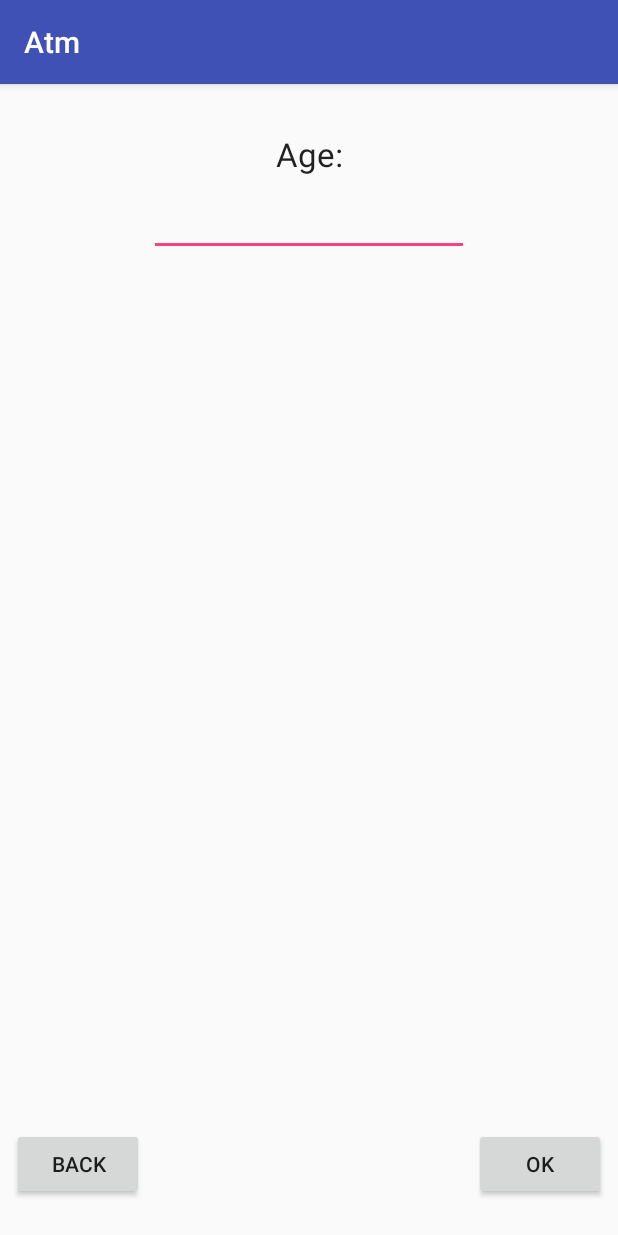
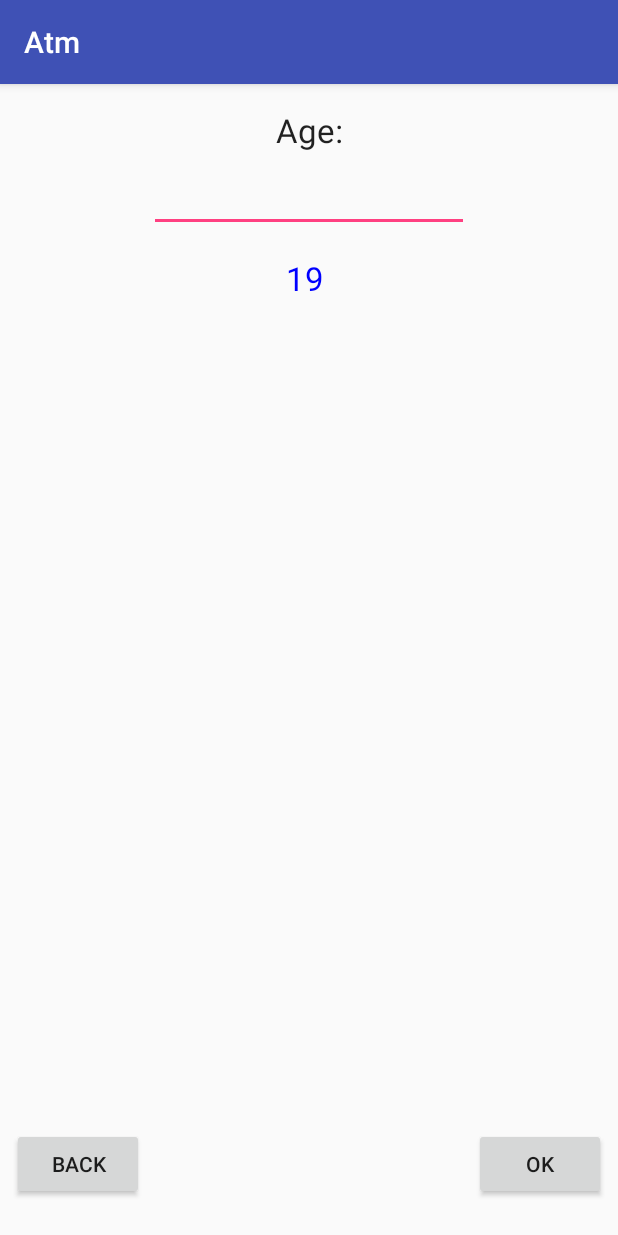
Before and after one commit to yuwen1227/Atm, an Android app: the AgeActivity screen opened directly, with no data from a screen before it, on a phone screen of 412 x 824 dp. Run offline under Robolectric (Android 15) with nearby library versions, the phone set to English and light mode, and no system bars.

Commit message:
AgeAdapter + AgeHolder

```diff
--- a/app/src/main/java/com/wen/atm/AgeActivity.java
+++ b/app/src/main/java/com/wen/atm/AgeActivity.java
@@ -1,17 +1,28 @@
 package com.wen.atm;
 
 import android.content.Intent;
+import android.graphics.Color;
+import android.support.annotation.NonNull;
 import android.support.v7.app.AppCompatActivity;
 import android.os.Bundle;
+import android.support.v7.widget.LinearLayoutManager;
+import android.support.v7.widget.RecyclerView;
 import android.view.View;
+import android.view.ViewGroup;
 import android.widget.EditText;
+import android.widget.TextView;
 
 public class AgeActivity extends BaseActivity {
     EditText edage;
+    int[] numbers = {19,20,21,22,23,24,25};
     @Override
     protected void onCreate(Bundle savedInstanceState) {
         super.onCreate(savedInstanceState);
         setContentView(R.layout.activity_age);
+        RecyclerView recyclerView = findViewById(R.id.recycler);
+        recyclerView.setHasFixedSize(true);
+        recyclerView.setLayoutManager(new LinearLayoutManager(this));
+        recyclerView.setAdapter(new AgeAdapter());
     }
     public void next(View view){
         int age =  Integer.parseInt(((EditText)findViewById(R.id.ed_age)).getText().toString());
@@ -22,4 +33,35 @@ public class AgeActivity extends BaseActivity {
     public void back(View view){
         finish();
     }
+    class AgeAdapter extends RecyclerView.Adapter<AgeAdapter.AgeHolder>{
+
+        @NonNull
+        @Override
+        public AgeAdapter.AgeHolder onCreateViewHolder(@NonNull ViewGroup parent, int viewType) {
+            View view = getLayoutInflater().inflate(R.layout.age_row,parent,false);
+            return new AgeHolder(view);
+        }
+
+        @Override
+        public void onBindViewHolder(@NonNull AgeAdapter.AgeHolder holder, int position) {
+            holder.ageText.setText(numbers[position]+" ");
+            if(numbers[position] == 19){
+                holder.ageText.setTextColor(Color.BLUE);
+
+            }
+        }
+
+        @Override
+        public int getItemCount() {
+            return numbers.length;
+        }
+
+        class AgeHolder extends RecyclerView.ViewHolder{
+                 TextView ageText;
+                 public AgeHolder(View itemView) {
+                     super(itemView);
+                     ageText = itemView.findViewById(R.id.tv_age);
+                 }
+             }
+    }
 }
--- a/app/src/main/res/layout/activity_age.xml
+++ b/app/src/main/res/layout/activity_age.xml
@@ -14,10 +14,11 @@
         android:layout_marginLeft="8dp"
         android:layout_marginRight="8dp"
         android:layout_marginStart="8dp"
-        android:layout_marginTop="32dp"
+        android:layout_marginTop="16dp"
         android:text="Age:"
         android:textAppearance="@style/TextAppearance.AppCompat.Large"
         app:layout_constraintEnd_toEndOf="parent"
+        app:layout_constraintHorizontal_bias="0.501"
         app:layout_constraintStart_toStartOf="parent"
         app:layout_constraintTop_toTopOf="parent" />
 
@@ -59,4 +60,20 @@
         android:text="BACK"
         app:layout_constraintBottom_toBottomOf="parent"
         app:layout_constraintStart_toStartOf="parent" />
+
+    <android.support.v7.widget.RecyclerView
+        android:id="@+id/recycler"
+        android:layout_width="0dp"
+        android:layout_height="0dp"
+        android:layout_marginBottom="8dp"
+        android:layout_marginEnd="8dp"
+        android:layout_marginLeft="8dp"
+        android:layout_marginRight="8dp"
+        android:layout_marginStart="8dp"
+        android:layout_marginTop="8dp"
+        app:layout_constraintBottom_toBottomOf="parent"
+        app:layout_constraintEnd_toEndOf="parent"
+        app:layout_constraintStart_toStartOf="parent"
+        app:layout_constraintTop_toBottomOf="@+id/ed_age" />
+
 </android.support.constraint.ConstraintLayout>
--- /dev/null
+++ b/app/src/main/res/layout/age_row.xml
@@ -0,0 +1,24 @@
+<?xml version="1.0" encoding="utf-8"?>
+<android.support.constraint.ConstraintLayout
+    xmlns:android="http://schemas.android.com/apk/res/android"
+    xmlns:app="http://schemas.android.com/apk/res-auto"
+    xmlns:tools="http://schemas.android.com/tools"
+    android:layout_width="match_parent"
+    android:layout_height="match_parent">
+
+    <TextView
+        android:id="@+id/tv_age"
+        android:layout_width="wrap_content"
+        android:layout_height="wrap_content"
+        android:layout_marginEnd="8dp"
+        android:layout_marginLeft="8dp"
+        android:layout_marginRight="8dp"
+        android:layout_marginStart="8dp"
+        android:layout_marginTop="8dp"
+        android:gravity="center_vertical"
+        android:text="TextView"
+        android:textAppearance="@style/TextAppearance.AppCompat.Large"
+        app:layout_constraintEnd_toEndOf="parent"
+        app:layout_constraintStart_toStartOf="parent"
+        app:layout_constraintTop_toTopOf="parent" />
+</android.support.constraint.ConstraintLayout>
```
